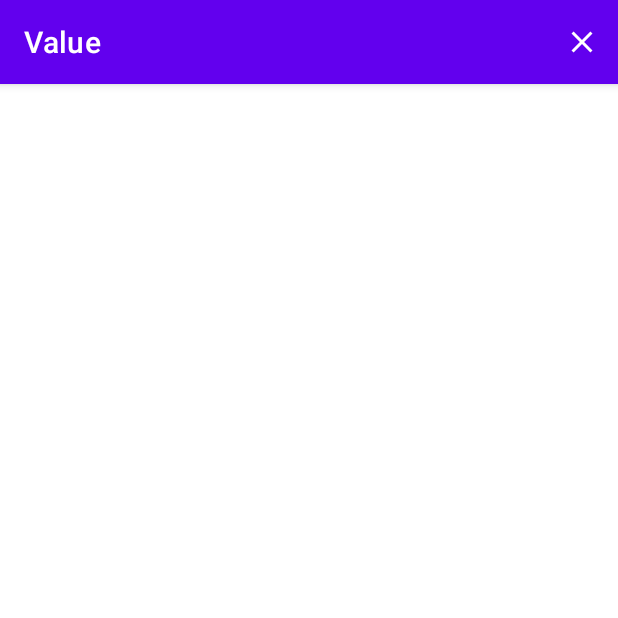
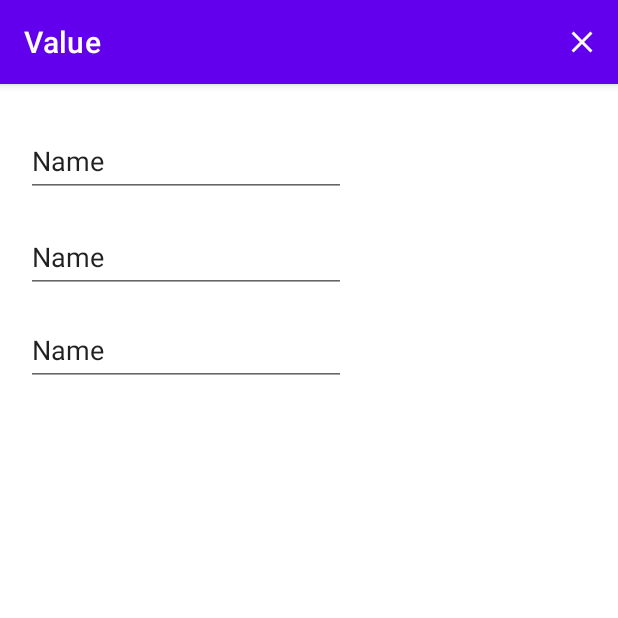
Before and after one commit to EshraqAlmalki/Value, an Android app: the PersonalInfoFragment screen opened through its navigation route, on a phone screen of 412 x 824 dp, the top half of it. Run offline under Robolectric (Android 15) with nearby library versions, the phone set to English and light mode, and no system bars; our stand-ins replace Firebase (no records; nobody signed in at launch, a user with empty details on screens opened directly), Room's generated code, navigation-ui.

Commit message:
added user info to firestore is done

```diff
--- a/app/build.gradle
+++ b/app/build.gradle
@@ -52,6 +52,7 @@ dependencies {
     implementation 'com.google.firebase:firebase-auth-ktx:21.0.1'
     implementation 'androidx.navigation:navigation-fragment-ktx:2.3.5'
     implementation 'androidx.navigation:navigation-ui-ktx:2.3.5'
+    implementation 'com.google.firebase:firebase-firestore-ktx:24.0.0'
     testImplementation 'junit:junit:4.+'
     androidTestImplementation 'androidx.test.ext:junit:1.1.3'
     androidTestImplementation 'androidx.test.espresso:espresso-core:3.4.0'
@@ -81,6 +82,8 @@ dependencies {
 
 
     //1- Coroutines
+    implementation 'org.jetbrains.kotlinx:kotlinx-coroutines-play-services:1.1.1'
+
     implementation "org.jetbrains.kotlinx:kotlinx-coroutines-android:1.5.2"
     implementation "org.jetbrains.kotlinx:kotlinx-coroutines-core:1.5.2"
 
--- a/app/src/main/java/com/tuwaiq/value/authentication/logIn/LoginFragment.kt
+++ b/app/src/main/java/com/tuwaiq/value/authentication/logIn/LoginFragment.kt
@@ -78,6 +78,8 @@ class LoginFragment : Fragment() {
 
 
                             viewModel.getUserInfo(email = value.email)
+                            viewModel.retrieverUserInfo()
+
                             findNavController().navigate(R.id.homePageFragment)
                         }else{
                             showToast("email or password is wrong")
--- a/app/src/main/java/com/tuwaiq/value/authentication/logIn/LoginViewModel.kt
+++ b/app/src/main/java/com/tuwaiq/value/authentication/logIn/LoginViewModel.kt
@@ -17,6 +17,10 @@ class LoginViewModel : ViewModel() {
 
     }
 
+    fun retrieverUserInfo(){
+        valueRepo.retrieverUserInfo()
+    }
+
 
 
 }
--- a/app/src/main/java/com/tuwaiq/value/authentication/register/NextRegisterFragment.kt
+++ b/app/src/main/java/com/tuwaiq/value/authentication/register/NextRegisterFragment.kt
@@ -140,6 +140,8 @@ class NextRegisterFragment : Fragment() {
                                 Log.e(TAG, "onStart: $value")
                                 Log.e(TAG, "onStart fat: ${value.fat}" )
                                 nextRegisterViewModel.updateUserInfo(value)
+                                nextRegisterViewModel.saveFirestore(value)
+                                Log.e(TAG, "onStart: firestore: ${nextRegisterViewModel.saveFirestore(value)}", )
                                 val action = NextRegisterFragmentDirections
                                     .actionNextRegisterFragmentToHomePageFragment(email = args.email)
                                 Log.e(TAG, "onStart: ${args.email}", )
--- a/app/src/main/java/com/tuwaiq/value/database/ValueDao.kt
+++ b/app/src/main/java/com/tuwaiq/value/database/ValueDao.kt
@@ -25,5 +25,8 @@ interface ValueDao {
 
 
 
+    //fun saveFirestore(value:Value)
+
+
 
 }
--- a/app/src/main/java/com/tuwaiq/value/personalInfo/PersonalInfoFragment.kt
+++ b/app/src/main/java/com/tuwaiq/value/firestoreUserInfo/personalInfo/PersonalInfoFragment.kt
@@ -1,4 +1,4 @@
-package com.tuwaiq.value.personalInfo
+package com.tuwaiq.value.firestoreUserInfo.personalInfo
 
 import androidx.lifecycle.ViewModelProvider
 import android.os.Bundle
@@ -8,9 +8,7 @@ import androidx.appcompat.app.AlertDialog
 import androidx.fragment.app.Fragment
 import androidx.navigation.fragment.findNavController
 import com.google.firebase.auth.FirebaseAuth
-import com.google.firebase.ktx.Firebase
 import com.tuwaiq.value.R
-import com.tuwaiq.value.steps.StepsCountViewModel
 
 const val INFO_KYE = "user-info"
 private const val TAG = "InfoFragment"
@@ -87,4 +85,6 @@ class PersonalInfoFragment : Fragment() {
 
 
 
+
+
 }
--- a/app/src/main/java/com/tuwaiq/value/personalInfo/PersonalInfoViewModel.kt
+++ b/app/src/main/java/com/tuwaiq/value/firestoreUserInfo/personalInfo/PersonalInfoViewModel.kt
@@ -1,4 +1,4 @@
-package com.tuwaiq.value.personalInfo
+package com.tuwaiq.value.firestoreUserInfo.personalInfo
 
 import androidx.lifecycle.ViewModel
 
--- a/app/src/main/java/com/tuwaiq/value/homePage/HomePageFragment.kt
+++ b/app/src/main/java/com/tuwaiq/value/homePage/HomePageFragment.kt
@@ -88,6 +88,7 @@ class HomePageFragment : Fragment() {
 
         if(args.email != "-1"){
             homeViewModel.getUserInfo(Firebase.auth.currentUser?.email.toString())
+
             homeViewModel.userInfo.observe(
                 viewLifecycleOwner, Observer {
                     it?.let {
@@ -99,7 +100,9 @@ class HomePageFragment : Fragment() {
                     Log.e(TAG, "if onStart: $it",)
                 }
             )
+
         }else{
+
             homeViewModel.userInfo.observe(
                 viewLifecycleOwner, Observer {
                     it?.let {
@@ -116,6 +119,7 @@ class HomePageFragment : Fragment() {
 
     }
 
+
 //    private fun bind(value: Value){
 //        this.value = value
 //        calorieTV.text = value.calor
--- a/app/src/main/res/layout/personal_info_fragment.xml
+++ b/app/src/main/res/layout/personal_info_fragment.xml
@@ -1,14 +1,68 @@
 <?xml version="1.0" encoding="utf-8"?>
-<FrameLayout xmlns:android="http://schemas.android.com/apk/res/android"
+<androidx.constraintlayout.widget.ConstraintLayout xmlns:android="http://schemas.android.com/apk/res/android"
+    xmlns:app="http://schemas.android.com/apk/res-auto"
     xmlns:tools="http://schemas.android.com/tools"
+    android:id="@+id/frameLayout5"
     android:layout_width="match_parent"
     android:layout_height="match_parent"
-    xmlns:app="http://schemas.android.com/apk/res-auto"
-    tools:context=".personalInfo.PersonalInfoFragment">
+    tools:context=".firestoreUserInfo.personalInfo.PersonalInfoFragment">
 
 
+    <androidx.constraintlayout.widget.ConstraintLayout
+        android:layout_width="409dp"
+        android:layout_height="wrap_content"
+        android:layout_marginTop="1dp"
+        android:layout_marginEnd="1dp"
+        app:layout_constraintEnd_toEndOf="parent"
+        app:layout_constraintTop_toTopOf="parent">
 
+        <EditText
+            android:id="@+id/editTextTextPersonName"
+            android:layout_width="wrap_content"
+            android:layout_height="wrap_content"
+            android:layout_marginStart="16dp"
+            android:layout_marginTop="26dp"
+            android:ems="10"
+            android:inputType="textPersonName"
+            android:minHeight="48dp"
+            android:text="Name"
+            app:layout_constraintStart_toStartOf="parent"
+            app:layout_constraintTop_toTopOf="parent" />
 
+        <EditText
+            android:id="@+id/editTextTextPersonName2"
+            android:layout_width="wrap_content"
+            android:layout_height="wrap_content"
+            android:layout_marginStart="16dp"
+            android:layout_marginTop="16dp"
+            android:ems="10"
+            android:inputType="textPersonName"
+            android:minHeight="48dp"
+            android:text="Name"
+            app:layout_constraintStart_toStartOf="parent"
+            app:layout_constraintTop_toBottomOf="@+id/editTextTextPersonName" />
 
+        <EditText
+            android:id="@+id/editTextTextPersonName3"
+            android:layout_width="wrap_content"
+            android:layout_height="wrap_content"
+            android:layout_marginStart="16dp"
+            android:layout_marginTop="14dp"
+            android:ems="10"
+            android:inputType="textPersonName"
+            android:minHeight="48dp"
+            android:text="Name"
+            app:layout_constraintStart_toStartOf="parent"
+            app:layout_constraintTop_toBottomOf="@+id/editTextTextPersonName2" />
+    </androidx.constraintlayout.widget.ConstraintLayout>
 
-</FrameLayout>
+    <androidx.constraintlayout.widget.ConstraintLayout
+        android:layout_width="409dp"
+        android:layout_height="537dp"
+        android:layout_marginEnd="1dp"
+        android:layout_marginBottom="1dp"
+        app:layout_constraintBottom_toBottomOf="parent"
+        app:layout_constraintEnd_toEndOf="parent">
+
+    </androidx.constraintlayout.widget.ConstraintLayout>
+</androidx.constraintlayout.widget.ConstraintLayout>
--- a/app/src/main/res/navigation/value_nav.xml
+++ b/app/src/main/res/navigation/value_nav.xml
@@ -28,7 +28,7 @@
     </fragment>
     <fragment
         android:id="@+id/personalInfoFragment"
-        android:name="com.tuwaiq.value.personalInfo.PersonalInfoFragment"
+        android:name="com.tuwaiq.value.firestoreUserInfo.personalInfo.PersonalInfoFragment"
         android:label="info_fragment"
         tools:layout="@layout/personal_info_fragment" >
         <action
```
Also changed, not shown: app/src/main/AndroidManifest.xml (+3 -9 lines), app/src/main/java/com/tuwaiq/value/authentication/register/NextRegisterViewModel.kt (+10 -0 lines), app/src/main/java/com/tuwaiq/value/database/ValueRepo.kt (+48 -0 lines).
